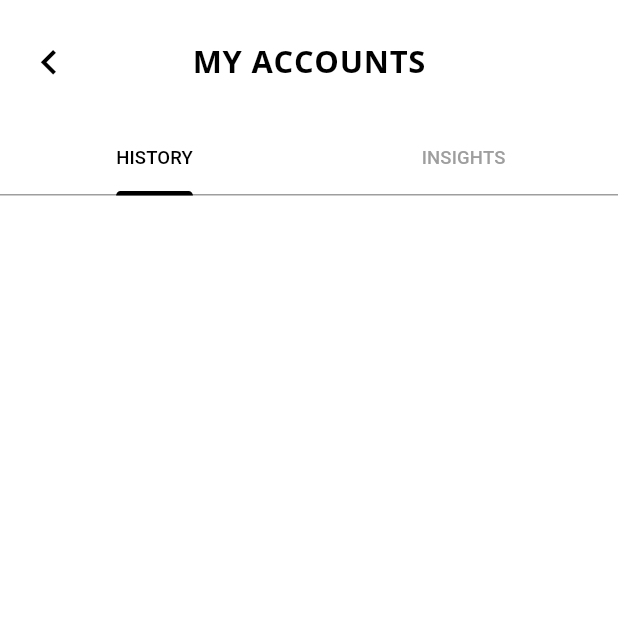
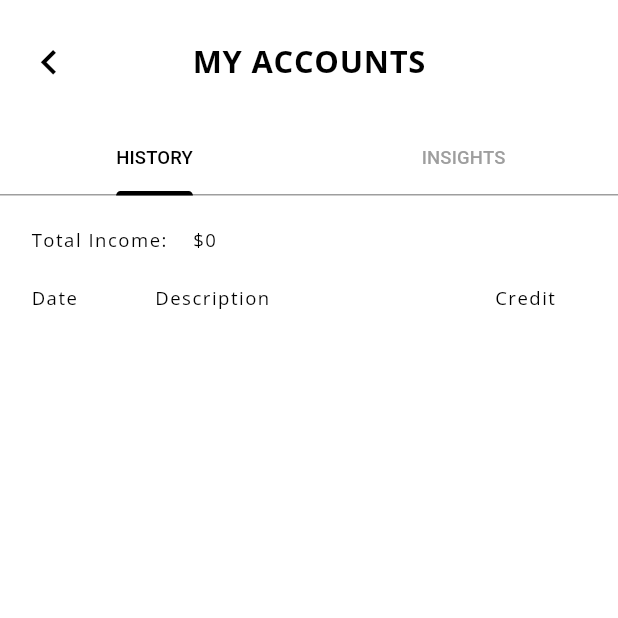
Before and after one commit to chris-bluemoon/revivals2, a Flutter app: the Accounts screen opened directly, on a phone screen of 412 x 824 dp, the top half of it. Run offline on Flutter 3.47's test engine with Material 3 defaults, Android fonts, the phone set to English and light mode, and no system bars; our stand-ins replace accordion, carousel_slider, cloud_firestore, dots_indicator, firebase_auth, firebase_core and 10 more; missing offline and left inert: booking_calendar, flutter_date_range_picker, flutter_share, mailer, password_strength_checker, pluralize; accounts and stored records are empty.

Commit message:
accountsr ledger

```diff
--- a/lib/screens/profile/accounts/accounts.dart
+++ b/lib/screens/profile/accounts/accounts.dart
@@ -1,5 +1,5 @@
 import 'package:flutter/material.dart';
-import 'package:revivals/screens/profile/accounts/accounts_history_list%20copy.dart';
+import 'package:revivals/screens/profile/accounts/accounts_history_list.dart';
 import 'package:revivals/screens/profile/accounts/accounts_insights.dart';
 import 'package:revivals/shared/styled_text.dart';
 
--- a/lib/screens/profile/accounts/accounts_history_list copy.dart
+++ /dev/null
@@ -1,64 +0,0 @@
-import 'dart:developer';
-
-import 'package:flutter/cupertino.dart';
-import 'package:flutter/material.dart';
-import 'package:provider/provider.dart';
-import 'package:revivals/models/fitting_renter.dart';
-import 'package:revivals/models/item.dart';
-import 'package:revivals/models/item_renter.dart';
-import 'package:revivals/screens/profile/accounts/accounts_history_image_widget.dart';
-import 'package:revivals/screens/profile/accounts/ledger_entry_widget.dart';
-import 'package:revivals/screens/profile/my_fittings_admin_image_widget.dart';
-import 'package:revivals/services/class_store.dart';
-
-
-class AccountsHistoryList extends StatefulWidget {
-  const AccountsHistoryList({super.key});
-
-  @override
-  State<AccountsHistoryList> createState() => _AccountsHistoryListState();
-}
-
-class _AccountsHistoryListState extends State<AccountsHistoryList> {
-
-
-  List<ItemRenter> myItemRenters = [];
-  List<Item> myItems = [];
-
-  @override
-  void initState() {
-    loadAccountsHistoryList();
-    super.initState();
-  }
-
-  void loadAccountsHistoryList() {
-    String userEmail = Provider.of<ItemStore>(context, listen: false).renter.email;
-    List<ItemRenter> allItemRenters = List.from(Provider.of<ItemStore>(context, listen: false).itemRenters);
-    for (ItemRenter ir in allItemRenters) {
-      if (ir.ownerId == userEmail) {
-          log('Added ir');
-          myItemRenters.add(ir);
-      }
-    }
-    myItemRenters.sort((a, b) => a.endDate.compareTo(b.endDate));
-  }
-
-  @override
-  Widget build(BuildContext context) {
-    double width = MediaQuery.of(context).size.width;
-    // String address = Provider.of<ItemStore>(context, listen: false).renters[0].address;
-    return
-      Consumer<ItemStore>(
-        builder: (context, value, child) {
-        return ListView.builder(
-          padding: EdgeInsets.all(width*0.01),
-          itemCount: myItemRenters.length,
-          itemBuilder: (BuildContext context, int index) {
-            // return MyPurchasesAdminImageWidget(myPurchasesList[index].itemId, myPurchasesList[index].startDate, myPurchasesList[index].endDate, myPurchasesList[index].price);
-            return LedgerEntryWidget(myItemRenters[index]);
-            // return AccountsHistoryImageWidget(myFittingsList[index], myFittingsList[index].bookingDate, myFittingsList[index].price, myFittingsList[index].status);
-        }
-        );}
-      );
-
-  }}
--- /dev/null
+++ b/lib/screens/profile/accounts/accounts_history_list.dart
@@ -0,0 +1,93 @@
+import 'package:flutter/material.dart';
+import 'package:intl/intl.dart';
+import 'package:provider/provider.dart';
+import 'package:revivals/models/item.dart';
+import 'package:revivals/models/item_renter.dart';
+import 'package:revivals/screens/profile/accounts/ledger_entry_widget.dart';
+import 'package:revivals/services/class_store.dart';
+import 'package:revivals/shared/styled_text.dart';
+
+
+class AccountsHistoryList extends StatefulWidget {
+  const AccountsHistoryList({super.key});
+
+  @override
+  State<AccountsHistoryList> createState() => _AccountsHistoryListState();
+}
+
+class _AccountsHistoryListState extends State<AccountsHistoryList> {
+
+
+  List<ItemRenter> myItemRenters = [];
+  List<Item> myItems = [];
+
+  int totalSales = 0;
+  final value = NumberFormat("#,##0", "en_US");
+
+
+  @override
+  void initState() {
+    loadAccountsHistoryList();
+    super.initState();
+  }
+
+  void loadAccountsHistoryList() {
+    String userEmail = Provider.of<ItemStore>(context, listen: false).renter.email;
+    List<ItemRenter> allItemRenters = List.from(Provider.of<ItemStore>(context, listen: false).itemRenters);
+    for (ItemRenter ir in allItemRenters) {
+      if (ir.ownerId == userEmail) {
+          myItemRenters.add(ir);
+          totalSales = totalSales + ir.price;
+      }
+    }
+    myItemRenters.sort((a, b) => a.endDate.compareTo(b.endDate));
+
+
+  }
+
+  @override
+  Widget build(BuildContext context) {
+    double width = MediaQuery.of(context).size.width;
+    // String address = Provider.of<ItemStore>(context, listen: false).renters[0].address;
+    return Column(
+      children: [
+        Padding(
+          padding:
+              EdgeInsets.fromLTRB(width * 0.05, width * 0.05, width * 0.05, 0),
+          child: Row(
+            children: [
+              StyledBody(
+                'Total Income:    \$${value.format(totalSales)}',
+                weight: FontWeight.normal,
+              ),
+            ],
+          ),
+        ),
+        Padding(
+          padding:
+              EdgeInsets.fromLTRB(width * 0.05, width * 0.05, width * 0.05, 0),
+          child: Row(
+            children: [
+              SizedBox(
+                  width: width * 0.2,
+                  child: const StyledBody('Date', weight: FontWeight.normal)),
+              SizedBox(
+                  width: width * 0.55,
+                  child: const StyledBody('Description',
+                      weight: FontWeight.normal)),
+              const StyledBody('Credit', weight: FontWeight.normal),
+            ],
+          ),
+        ),
+        Expanded(
+          child: ListView.builder(
+              // padding: EdgeInsets.all(width * 0.01),
+              itemCount: myItemRenters.length,
+              itemBuilder: (BuildContext context, int index) {
+                return LedgerEntryWidget(myItemRenters[index]);
+              }),
+        ),
+      ],
+    );
+  }
+}
--- a/lib/screens/profile/accounts/accounts_insights.dart
+++ b/lib/screens/profile/accounts/accounts_insights.dart
@@ -81,7 +81,7 @@ class _AccountsInsightsPageState extends State<AccountsInsightsPage> {
     }
     // final sortedItems = SplayTreeMap<String,dynamic>.from(itemMap, (a, b) => a.compareTo(b));
     final sortedItems = Map.fromEntries(itemMap.entries.toList()..sort((e2, e1) => e1.value.compareTo(e2.value)));
-    if (sortedItems.length > 0) {
+    if (sortedItems.isNotEmpty) {
       mostRentedItem = sortedItems.keys.toList().first;
       mostRentedItemItem = Provider.of<ItemStore>(context, listen: false).items.where((i) => i.id == mostRentedItem).toList()[0];
     }
@@ -92,7 +92,7 @@ class _AccountsInsightsPageState extends State<AccountsInsightsPage> {
     }
     // final sortedBrands = SplayTreeMap<String,dynamic>.from(map, (a, b) => a.compareTo(b));
     final sortedBrands = Map.fromEntries(map.entries.toList()..sort((e2, e1) => e1.value.compareTo(e2.value)));
-    if (sortedBrands.length > 0) {
+    if (sortedBrands.isNotEmpty) {
       mostRentedBrand = sortedBrands.keys.toList().first;
     }
 
@@ -102,7 +102,7 @@ class _AccountsInsightsPageState extends State<AccountsInsightsPage> {
       }
     }
 
-    if (myAccountsHistory.length > 0) {
+    if (myAccountsHistory.isNotEmpty) {
     String earliestDateString = myAccountsHistory[0].endDate;
     String earliestMonthString = earliestDateString.substring(0,7);
     String nowMonth = DateFormat('yyyy-MM').format(DateTime.now().add(const Duration(days: 31)));
```
Also changed, not shown: lib/screens/profile/accounts/accounts_history_image_widget.dart (deleted, +0 -125 lines), lib/screens/profile/accounts/ledger_entry_widget.dart (+35 -59 lines).
